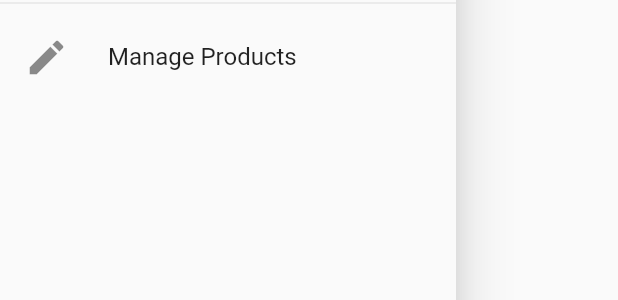
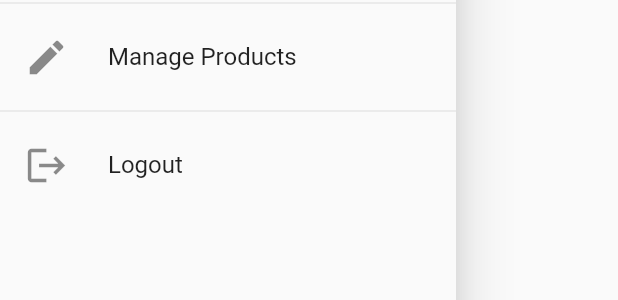
Before and after one commit to ramonyohannes/quickshop, a Flutter app: the SideDrawer widget shown alone on an empty page, opened directly, on a phone screen of 412 x 824 dp. Shown: the part 309-609 px from the top of the screen. Run offline on Flutter 3.47's test engine with Material 2 defaults, Android fonts, the phone set to English and light mode, and no system bars; network calls fail.

Commit message:
feat: added logout and autologout functionality

```diff
--- a/lib/widgets/side_drawer.dart
+++ b/lib/widgets/side_drawer.dart
@@ -1,4 +1,8 @@
 import 'package:flutter/material.dart';
+
+import 'package:provider/provider.dart';
+
+import '../providers/auth.dart';
 
 class SideDrawer extends StatelessWidget {
   const SideDrawer({super.key});
@@ -36,6 +40,16 @@ class SideDrawer extends StatelessWidget {
               Navigator.of(context).pushReplacementNamed("/user-products");
             },
           ),
+          const Divider(),
+          ListTile(
+            leading: const Icon(Icons.logout),
+            title: const Text("Logout"),
+            onTap: () {
+              Navigator.of(context).pop();
+              Navigator.of(context).pushReplacementNamed("/");
+              Provider.of<Auth>(context, listen: false).logout();
+            },
+          ),
         ],
       ),
     );
```
Also changed, not shown: lib/providers/auth.dart (+23 -0 lines), lib/screens/splash_screen.dart (added, +14 -0 lines).
